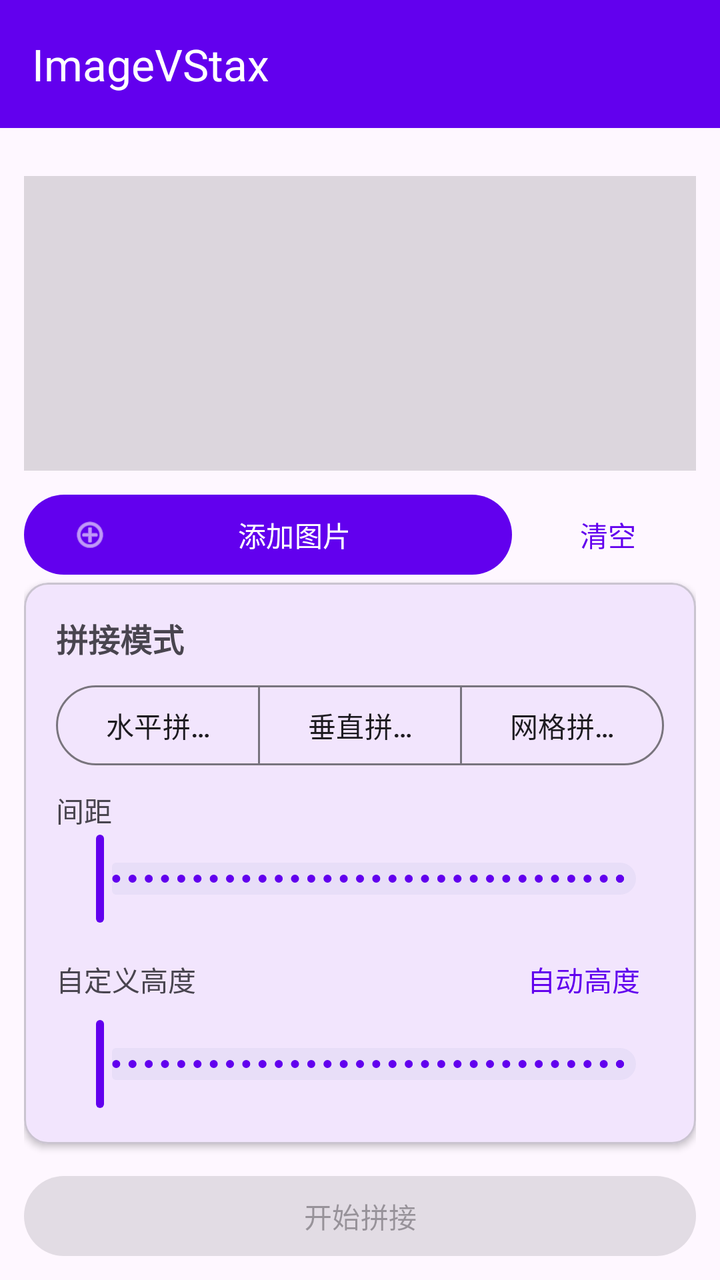
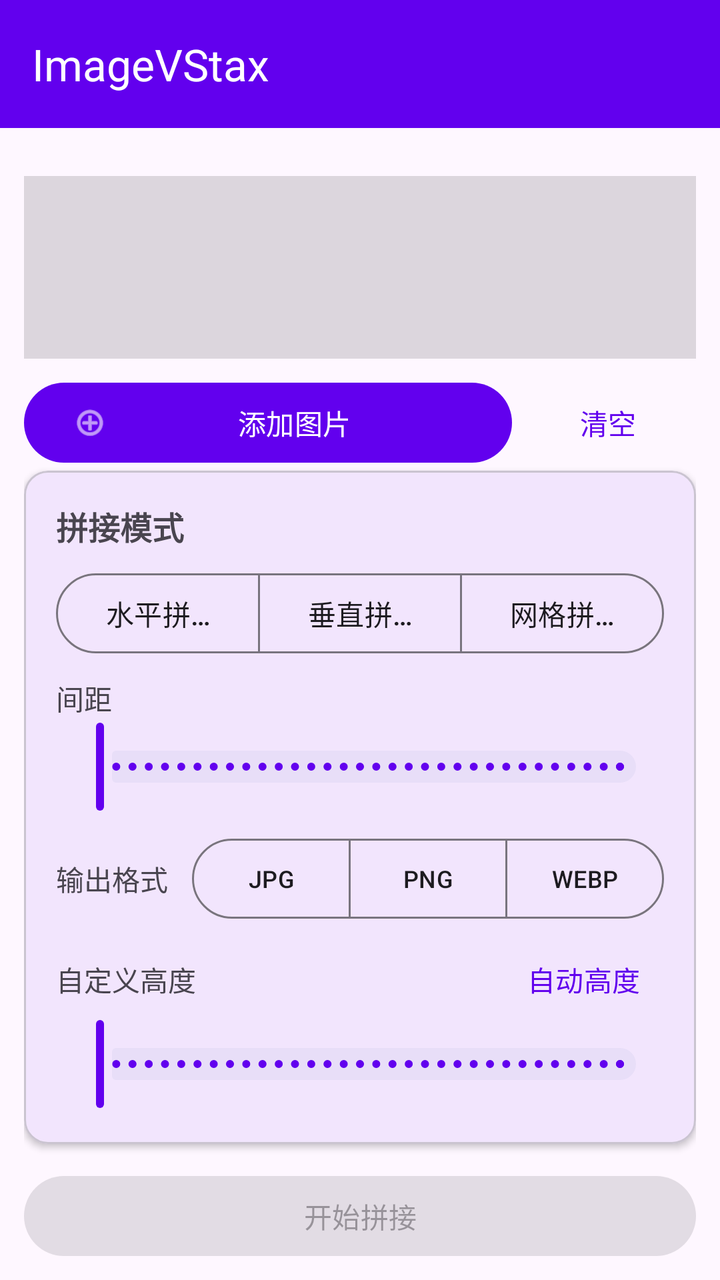

Screens rendered from an Android XML layout before and after an edit, with the pre-edit source and the edit as a unified diff.
<!-- AndroidManifest.xml: application theme Theme.ImageVStax -->
<!-- res/layout/activity_main.xml -->
<?xml version="1.0" encoding="utf-8"?>
<androidx.coordinatorlayout.widget.CoordinatorLayout
    xmlns:android="http://schemas.android.com/apk/res/android"
    xmlns:app="http://schemas.android.com/apk/res-auto"
    android:id="@+id/root"
    android:layout_width="match_parent"
    android:layout_height="match_parent"
    android:background="?android:colorBackground">

    <com.google.android.material.appbar.AppBarLayout
        android:id="@+id/appBar"
        android:layout_width="match_parent"
        android:layout_height="wrap_content"
        android:background="?attr/colorPrimary">

        <com.google.android.material.appbar.MaterialToolbar
            android:id="@+id/toolbar"
            android:layout_width="match_parent"
            android:layout_height="?attr/actionBarSize"
            android:background="?attr/colorPrimary"
            app:title="@string/app_name"
            app:titleTextColor="@android:color/white" />
    </com.google.android.material.appbar.AppBarLayout>

    
    <LinearLayout
        android:layout_width="match_parent"
        android:layout_height="match_parent"
        android:orientation="vertical"
        app:layout_behavior="@string/appbar_scrolling_view_behavior">

        <androidx.core.widget.NestedScrollView
            android:layout_width="match_parent"
            android:layout_height="0dp"
            android:layout_weight="1"
            android:fillViewport="true">

            <LinearLayout
                android:layout_width="match_parent"
                android:layout_height="wrap_content"
                android:orientation="vertical"
                android:padding="12dp">

                <TextView
                    android:id="@+id/tvEmpty"
                    android:layout_width="match_parent"
                    android:layout_height="200dp"
                    android:gravity="center"
                    android:text="@string/no_images"
                    android:textColor="?android:textColorSecondary"
                    android:visibility="gone" />

                <androidx.recyclerview.widget.RecyclerView
                    android:id="@+id/rvImages"
                    android:layout_width="match_parent"
                    android:layout_height="wrap_content"
                    android:nestedScrollingEnabled="false" />

                <ImageView
                    android:id="@+id/ivResult"
                    android:layout_width="match_parent"
                    android:layout_height="wrap_content"
                    android:layout_marginTop="12dp"
                    android:adjustViewBounds="true"
                    android:background="#22000000"
                    android:minHeight="200dp"
                    android:scaleType="fitCenter" />
            </LinearLayout>
        </androidx.core.widget.NestedScrollView>

        
        <LinearLayout
            android:id="@+id/actionPanel"
            android:layout_width="match_parent"
            android:layout_height="wrap_content"
            android:orientation="vertical"
            android:background="?attr/colorSurface"
            android:paddingStart="12dp"
            android:paddingTop="8dp"
            android:paddingEnd="12dp"
            android:paddingBottom="8dp">

            <LinearLayout
                android:layout_width="match_parent"
                android:layout_height="wrap_content"
                android:orientation="horizontal"
                android:gravity="center_vertical">

                <com.google.android.material.button.MaterialButton
                    android:id="@+id/btnAdd"
                    android:layout_width="0dp"
                    android:layout_weight="1"
                    android:layout_height="wrap_content"
                    android:text="@string/add_images"
                    app:icon="@android:drawable/ic_menu_add" />

                <com.google.android.material.button.MaterialButton
                    android:id="@+id/btnClear"
                    style="@style/Widget.Material3.Button.TextButton"
                    android:layout_width="wrap_content"
                    android:layout_height="wrap_content"
                    android:layout_marginStart="4dp"
                    android:text="@string/clear" />
            </LinearLayout>

            <com.google.android.material.card.MaterialCardView
                android:layout_width="match_parent"
                android:layout_height="wrap_content"
                app:cardCornerRadius="12dp"
                app:cardElevation="2dp">

                <LinearLayout
                    android:layout_width="match_parent"
                    android:layout_height="wrap_content"
                    android:orientation="vertical"
                    android:padding="16dp">

                    <TextView
                        android:layout_width="wrap_content"
                        android:layout_height="wrap_content"
                        android:text="拼接模式"
                        android:textStyle="bold"
                        android:textSize="16sp" />

                    <com.google.android.material.button.MaterialButtonToggleGroup
                        android:id="@+id/toggleMode"
                        android:layout_width="match_parent"
                        android:layout_height="wrap_content"
                        android:layout_marginTop="8dp"
                        app:singleSelection="true">

                        <com.google.android.material.button.MaterialButton
                            android:id="@+id/btnHorizontal"
                            style="@style/Widget.Material3.Button.OutlinedButton"
                            android:layout_width="0dp"
                            android:layout_weight="1"
                            android:layout_height="wrap_content"
                            android:text="@string/stitch_horizontal" />

                        <com.google.android.material.button.MaterialButton
                            android:id="@+id/btnVertical"
                            style="@style/Widget.Material3.Button.OutlinedButton"
                            android:layout_width="0dp"
                            android:layout_weight="1"
                            android:layout_height="wrap_content"
                            android:text="@string/stitch_vertical" />

                        <com.google.android.material.button.MaterialButton
                            android:id="@+id/btnGrid"
                            style="@style/Widget.Material3.Button.OutlinedButton"
                            android:layout_width="0dp"
                            android:layout_weight="1"
                            android:layout_height="wrap_content"
                            android:text="@string/stitch_grid" />
                    </com.google.android.material.button.MaterialButtonToggleGroup>

                    <LinearLayout
                        android:id="@+id/gridControls"
                        android:layout_width="match_parent"
                        android:layout_height="wrap_content"
                        android:orientation="horizontal"
                        android:layout_marginTop="8dp"
                        android:gravity="center_vertical"
                        android:visibility="gone">

                        <TextView
                            android:layout_width="wrap_content"
                            android:layout_height="wrap_content"
                            android:text="@string/columns" />

                        <com.google.android.material.slider.Slider
                            android:id="@+id/sliderColumns"
                            android:layout_width="0dp"
                            android:layout_weight="1"
                            android:layout_height="wrap_content"
                            android:valueFrom="2"
                            android:valueTo="6"
                            android:stepSize="1"
                            android:value="2" />
                    </LinearLayout>

                    <TextView
                        android:layout_width="wrap_content"
                        android:layout_height="wrap_content"
                        android:layout_marginTop="8dp"
                        android:text="@string/gap" />

                    <com.google.android.material.slider.Slider
                        android:id="@+id/sliderGap"
                        android:layout_width="match_parent"
                        android:layout_height="wrap_content"
                        android:valueFrom="0"
                        android:valueTo="50"
                        android:stepSize="1"
                        android:value="0" />

                    
                    <LinearLayout
                        android:id="@+id/heightControls"
                        android:layout_width="match_parent"
                        android:layout_height="wrap_content"
                        android:orientation="vertical"
                        android:layout_marginTop="8dp"
                        android:visibility="visible">

                        <LinearLayout
                            android:layout_width="match_parent"
                            android:layout_height="wrap_content"
                            android:orientation="horizontal"
                            android:gravity="center_vertical">

                            <TextView
                                android:layout_width="wrap_content"
                                android:layout_height="wrap_content"
                                android:text="自定义高度" />

                            <TextView
                                android:id="@+id/tvHeightValue"
                                android:layout_width="wrap_content"
                                android:layout_height="wrap_content"
                                android:layout_marginStart="8dp"
                                android:textColor="?attr/colorPrimary"
                                android:textStyle="bold" />

                            <Space
                                android:layout_width="0dp"
                                android:layout_weight="1"
                                android:layout_height="1dp" />

                            <com.google.android.material.button.MaterialButton
                                android:id="@+id/btnResetHeight"
                                style="@style/Widget.Material3.Button.TextButton"
                                android:layout_width="wrap_content"
                                android:layout_height="wrap_content"
                                android:minWidth="0dp"
                                android:minHeight="0dp"
                                android:paddingTop="4dp"
                                android:paddingBottom="4dp"
                                android:text="自动高度" />
                        </LinearLayout>

                        <com.google.android.material.slider.Slider
                            android:id="@+id/sliderHeight"
                            android:layout_width="match_parent"
                            android:layout_height="wrap_content"
                            android:valueFrom="0"
                            android:valueTo="4096"
                            android:stepSize="1"
                            android:value="0" />
                    </LinearLayout>

                    
                    <LinearLayout
                        android:id="@+id/widthControls"
                        android:layout_width="match_parent"
                        android:layout_height="wrap_content"
                        android:orientation="vertical"
                        android:layout_marginTop="8dp"
                        android:visibility="gone">

                        <LinearLayout
                            android:layout_width="match_parent"
                            android:layout_height="wrap_content"
                            android:orientation="horizontal"
                            android:gravity="center_vertical">

                            <TextView
                                android:layout_width="wrap_content"
                                android:layout_height="wrap_content"
                                android:text="自定义宽度" />

                            <TextView
                                android:id="@+id/tvWidthValue"
                                android:layout_width="wrap_content"
                                android:layout_height="wrap_content"
                                android:layout_marginStart="8dp"
                                android:textColor="?attr/colorPrimary"
                                android:textStyle="bold" />

                            <Space
                                android:layout_width="0dp"
                                android:layout_weight="1"
                                android:layout_height="1dp" />

                            <com.google.android.material.button.MaterialButton
                                android:id="@+id/btnResetWidth"
                                style="@style/Widget.Material3.Button.TextButton"
                                android:layout_width="wrap_content"
                                android:layout_height="wrap_content"
                                android:minWidth="0dp"
                                android:minHeight="0dp"
                                android:paddingTop="4dp"
                                android:paddingBottom="4dp"
                                android:text="自动宽度" />
                        </LinearLayout>

                        <com.google.android.material.slider.Slider
                            android:id="@+id/sliderWidth"
                            android:layout_width="match_parent"
                            android:layout_height="wrap_content"
                            android:valueFrom="0"
                            android:valueTo="4096"
                            android:stepSize="1"
                            android:value="0" />
                    </LinearLayout>
                </LinearLayout>
            </com.google.android.material.card.MaterialCardView>

            <com.google.android.material.button.MaterialButton
                android:id="@+id/btnStitch"
                android:layout_width="match_parent"
                android:layout_height="wrap_content"
                android:layout_marginTop="12dp"
                android:text="开始拼接"
                android:enabled="false" />

            <LinearLayout
                android:id="@+id/resultActions"
                android:layout_width="match_parent"
                android:layout_height="wrap_content"
                android:layout_marginTop="8dp"
                android:orientation="horizontal"
                android:visibility="gone">

                <com.google.android.material.button.MaterialButton
                    android:id="@+id/btnSave"
                    android:layout_width="0dp"
                    android:layout_weight="1"
                    android:layout_height="wrap_content"
                    android:text="@string/save" />

                <com.google.android.material.button.MaterialButton
                    android:id="@+id/btnShare"
                    style="@style/Widget.Material3.Button.OutlinedButton"
                    android:layout_width="0dp"
                    android:layout_weight="1"
                    android:layout_height="wrap_content"
                    android:layout_marginStart="8dp"
                    android:text="@string/share" />
            </LinearLayout>
        </LinearLayout>
    </LinearLayout>
</androidx.coordinatorlayout.widget.CoordinatorLayout>
<!-- resources referenced by this layout -->
<resources>
  <string name="add_images">添加图片</string>
  <string name="app_name">ImageVStax</string>
  <string name="clear">清空</string>
  <string name="columns">列数</string>
  <string name="gap">间距</string>
  <string name="no_images">还没有图片，点击下方按钮或从文件管理器分享图片</string>
  <string name="save">保存</string>
  <string name="share">分享</string>
  <string name="stitch_grid">网格拼接</string>
  <string name="stitch_horizontal">水平拼接</string>
  <string name="stitch_vertical">垂直拼接</string>
  <style name="Theme.ImageVStax" parent="Theme.Material3.DayNight.NoActionBar">
          <item name="colorPrimary">#FF6200EE</item>
          <item name="colorPrimaryVariant">#FF3700B3</item>
          <item name="colorOnPrimary">#FFFFFF</item>
          <item name="colorSecondary">#FF03DAC5</item>
          <item name="colorOnSecondary">#FF000000</item>
      </style>
</resources>

<!-- the commit's change to res/layout/activity_main.xml (unified diff, before → after) -->
@@ -196,6 +196,104 @@
 
                     
                     <LinearLayout
+                        android:layout_width="match_parent"
+                        android:layout_height="wrap_content"
+                        android:layout_marginTop="8dp"
+                        android:gravity="center_vertical"
+                        android:orientation="horizontal">
+
+                        <TextView
+                            android:layout_width="wrap_content"
+                            android:layout_height="wrap_content"
+                            android:text="@string/output_format" />
+
+                        <com.google.android.material.button.MaterialButtonToggleGroup
+                            android:id="@+id/toggleFormat"
+                            android:layout_width="0dp"
+                            android:layout_weight="1"
+                            android:layout_height="wrap_content"
+                            android:layout_marginStart="12dp"
+                            app:singleSelection="true">
+
+                            <com.google.android.material.button.MaterialButton
+                                android:id="@+id/btnFormatJpg"
+                                style="@style/Widget.Material3.Button.OutlinedButton"
+                                android:layout_width="0dp"
+                                android:layout_weight="1"
+                                android:layout_height="wrap_content"
+                                android:minWidth="0dp"
+                                android:paddingStart="4dp"
+                                android:paddingEnd="4dp"
+                                android:text="@string/format_jpg"
+                                android:textSize="12sp" />
+
+                            <com.google.android.material.button.MaterialButton
+                                android:id="@+id/btnFormatPng"
+                                style="@style/Widget.Material3.Button.OutlinedButton"
+                                android:layout_width="0dp"
+                                android:layout_weight="1"
+                                android:layout_height="wrap_content"
+                                android:minWidth="0dp"
+                                android:paddingStart="4dp"
+                                android:paddingEnd="4dp"
+                                android:text="@string/format_png"
+                                android:textSize="12sp" />
+
+                            <com.google.android.material.button.MaterialButton
+                                android:id="@+id/btnFormatWebp"
+                                style="@style/Widget.Material3.Button.OutlinedButton"
+                                android:layout_width="0dp"
+                                android:layout_weight="1"
+                                android:layout_height="wrap_content"
+                                android:minWidth="0dp"
+                                android:paddingStart="4dp"
+                                android:paddingEnd="4dp"
+                                android:text="@string/format_webp"
+                                android:textSize="12sp" />
+                        </com.google.android.material.button.MaterialButtonToggleGroup>
+                    </LinearLayout>
+
+                    
+                    <LinearLayout
+                        android:id="@+id/qualityControls"
+                        android:layout_width="match_parent"
+                        android:layout_height="wrap_content"
+                        android:layout_marginTop="8dp"
+                        android:orientation="vertical"
+                        android:visibility="gone">
+
+                        <LinearLayout
+                            android:layout_width="match_parent"
+                            android:layout_height="wrap_content"
+                            android:gravity="center_vertical"
+                            android:orientation="horizontal">
+
+                            <TextView
+                                android:layout_width="wrap_content"
+                                android:layout_height="wrap_content"
+                                android:text="@string/quality" />
+
+                            <TextView
+                                android:id="@+id/tvQualityValue"
+                                android:layout_width="wrap_content"
+                                android:layout_height="wrap_content"
+                                android:layout_marginStart="8dp"
+                                android:textColor="?attr/colorPrimary"
+                                android:textStyle="bold" />
+                        </LinearLayout>
+
+                        <com.google.android.material.slider.Slider
+                            android:id="@+id/sliderQuality"
+                            android:layout_width="match_parent"
+                            android:layout_height="wrap_content"
+                            android:valueFrom="60"
+                            android:valueTo="100"
+                            android:stepSize="1"
+                            android:value="95" />
+                    </LinearLayout>
+
+                    
+                    <LinearLayout
                         android:id="@+id/heightControls"
                         android:layout_width="match_parent"
                         android:layout_height="wrap_content"
<!-- resource entries referenced after the edit -->
@@ -4,8 +4,13 @@
   <string name="app_name">ImageVStax</string>
   <string name="clear">清空</string>
   <string name="columns">列数</string>
+  <string name="format_jpg">JPG</string>
+  <string name="format_png">PNG</string>
+  <string name="format_webp">WEBP</string>
   <string name="gap">间距</string>
   <string name="no_images">还没有图片，点击下方按钮或从文件管理器分享图片</string>
+  <string name="output_format">输出格式</string>
+  <string name="quality">质量</string>
   <string name="save">保存</string>
   <string name="share">分享</string>
   <string name="stitch_grid">网格拼接</string>
